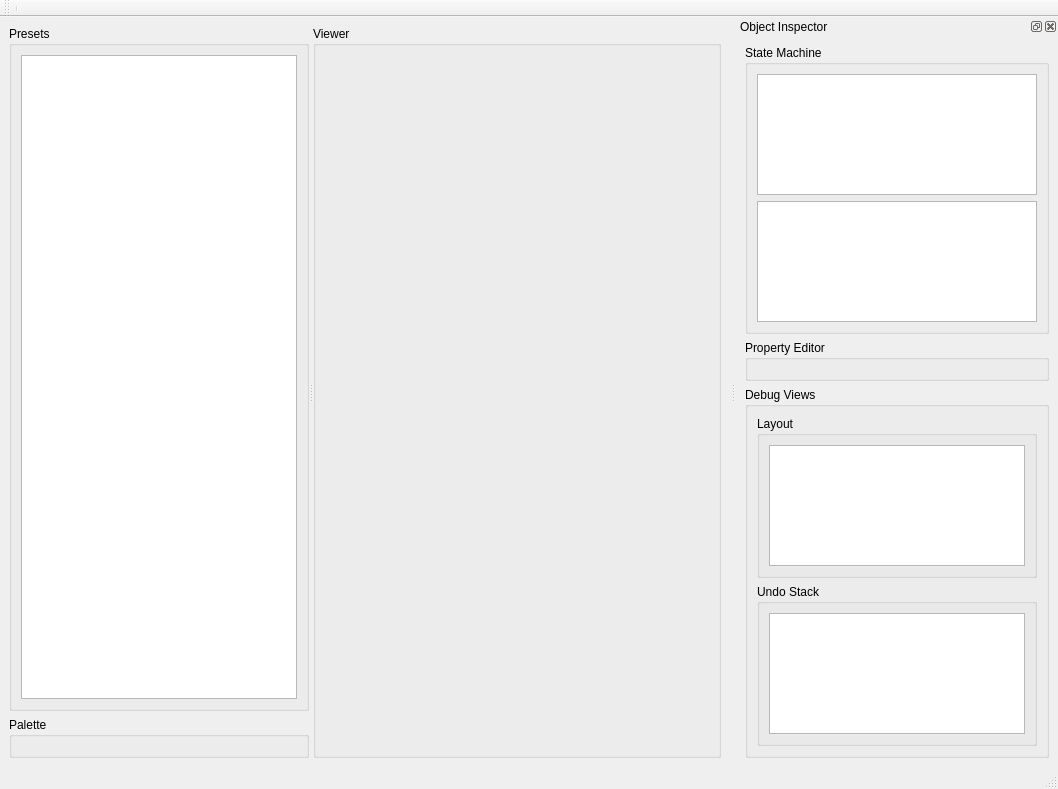
This is src/app/mainwindow.ui in KDAB/KDStateMachineEditor as Qt 5 draws it before an edit. The edited form follows.
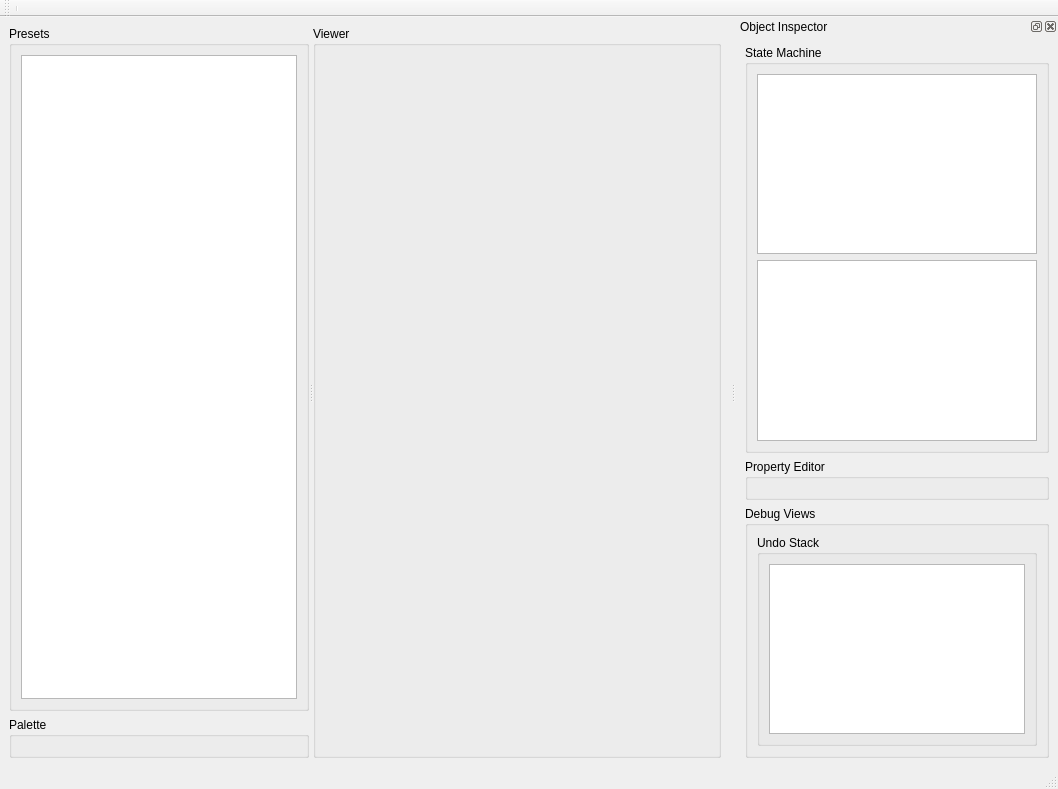
This is the edited form. Custom widgets are drawn as their Qt base class.

Commit message:
Merge LayoutItem into Element
Also contain another important change:
Introduces QuickRecursiveInstatiator, a Repeater-like class for
instantiating QObjects out of a tree-like QAIM

The edit to the form file:
```diff
--- a/src/app/mainwindow.ui
+++ b/src/app/mainwindow.ui
@@ -121,25 +121,6 @@
         <string>Debug Views</string>
        </property>
        <layout class="QVBoxLayout" name="verticalLayout_2">
-        <item>
-         <widget class="QGroupBox" name="groupBox_5">
-          <property name="title">
-           <string>Layout</string>
-          </property>
-          <layout class="QVBoxLayout" name="verticalLayout_8">
-           <item>
-            <widget class="QTreeView" name="layoutInformationView">
-             <property name="rootIsDecorated">
-              <bool>true</bool>
-             </property>
-             <property name="sortingEnabled">
-              <bool>true</bool>
-             </property>
-            </widget>
-           </item>
-          </layout>
-         </widget>
-        </item>
         <item>
          <widget class="QGroupBox" name="groupBox">
           <property name="title">
```
Left out of the diff: 2 changed lines with no effect on the pictures. The commit also changes 63 other files.
